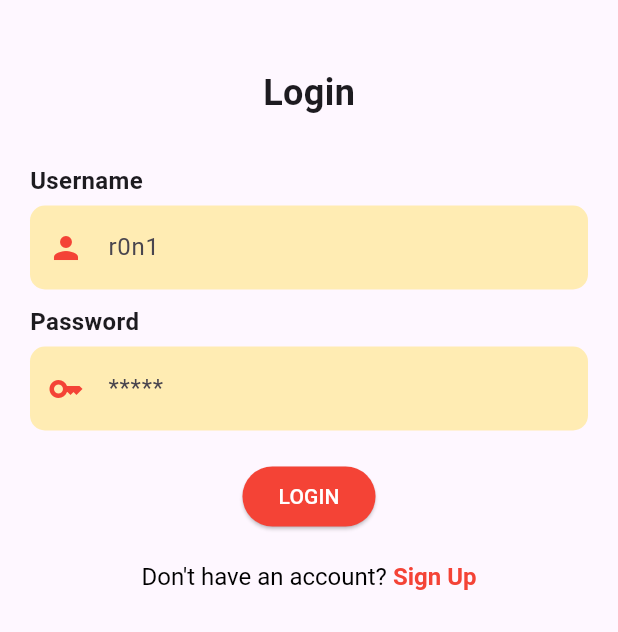
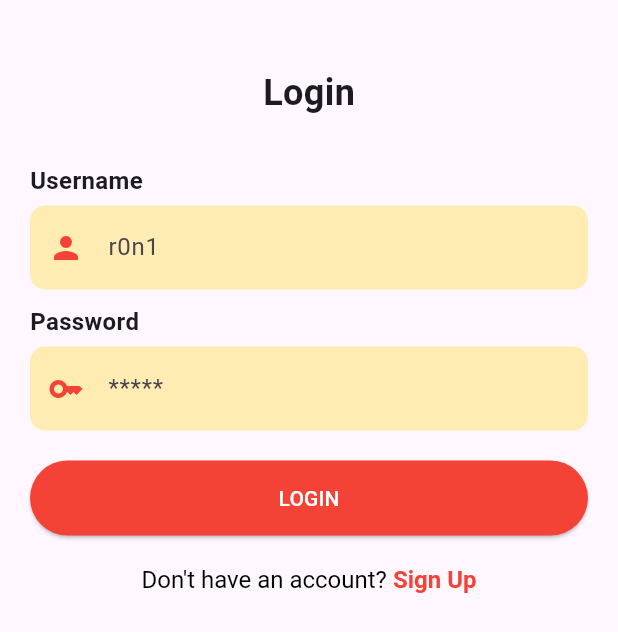
Before and after one commit to r0n1-putr4/Flutter-Berita, a Flutter app: the screen it shows after launch, on a phone screen of 412 x 824 dp. Shown: the top 632 px of the screen. Run offline on Flutter 3.47's test engine with Material 3 defaults, Android fonts, the phone set to English and light mode, and no system bars; our stand-ins replace awesome_dialog, flutter_rating_bar, flutter_slidable, image_picker, logger and 1 more; missing offline and left inert: dart:ffi.

Commit message:
update code

```diff
--- a/lib/pages/login_page.dart
+++ b/lib/pages/login_page.dart
@@ -5,6 +5,7 @@ import 'package:awesome_dialog/awesome_dialog.dart'
 import 'package:flutter/gestures.dart';
 import 'package:flutter/material.dart';
 import 'package:flutter_berita/pages/register_page.dart';
+import 'package:flutter_berita/utils/costume_button.dart';
 import 'package:logger/logger.dart';
 import 'package:http/http.dart' as http;
 import '../utils/base_url.dart';
@@ -112,16 +113,9 @@ class _LoginPageState extends State<LoginPage> {
                   child:
                       isLoading
                           ? CircularProgressIndicator()
-                          : ElevatedButton(
-                            style: ElevatedButton.styleFrom(
-                              //minimumSize: Size(double.infinity, 50),
-                              // Full width, height: 50
-                              //minimumSize: Size(double.infinity,50),
-                              backgroundColor: Colors.red,
-                              // Change button color
-                              foregroundColor:
-                                  Colors.white, // Change text color
-                            ),
+                          : CostumeButton(
+                            bgColor: Colors.red,
+                            labelButton: "LOGIN",
                             onPressed: () {
                               setState(() {
                                 if (_formKey.currentState!.validate()) {
@@ -129,10 +123,7 @@ class _LoginPageState extends State<LoginPage> {
                                 }
                               });
                             },
-                            child: Text(
-                              "LOGIN",
-                              style: TextStyle(color: Colors.white),
-                            ),
+                            labelColor: Colors.white,
                           ),
                 ),
                 SizedBox(height: 20),
```
